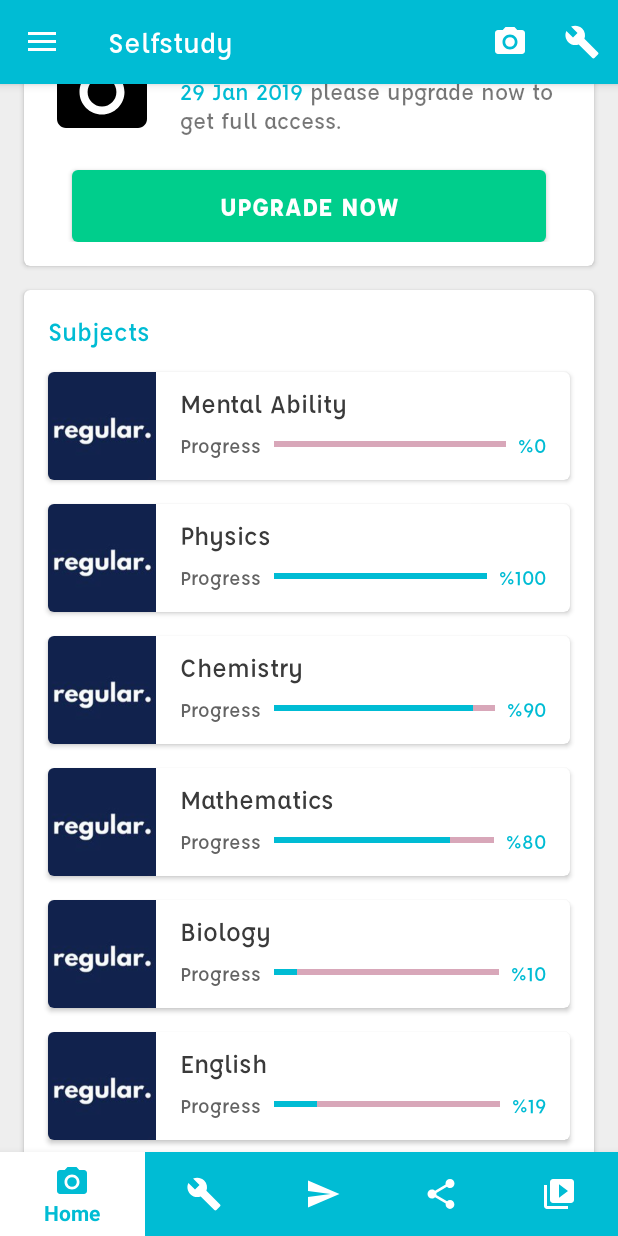
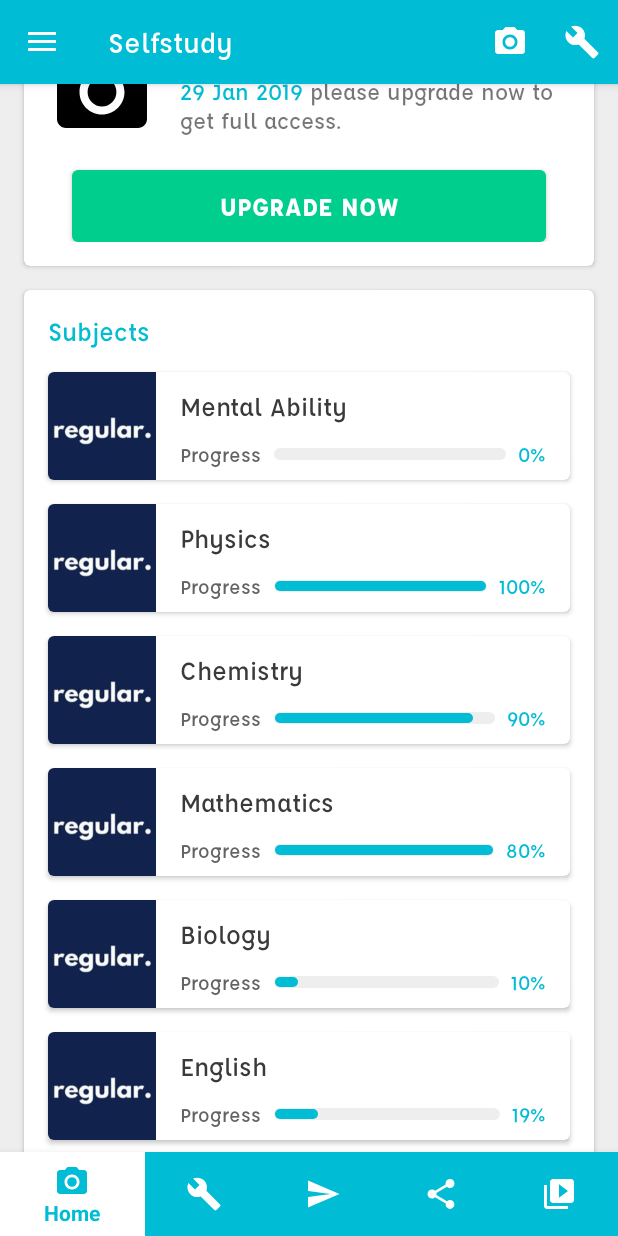
Before and after one commit to inaseem/Unmatched, an Android app: the screen it shows after launch (MainActivity), on a phone screen of 412 x 824 dp. Run offline under Robolectric (Android 15) with nearby library versions, the phone set to English and light mode, and no system bars.

Commit message:
ProgressBar Changes

```diff
--- a/app/src/main/java/ali/naseem/unmatched/MainActivity.java
+++ b/app/src/main/java/ali/naseem/unmatched/MainActivity.java
@@ -1,6 +1,5 @@
 package ali.naseem.unmatched;
 
-import android.graphics.Color;
 import android.os.Bundle;
 import android.support.annotation.NonNull;
 import android.support.design.widget.BottomNavigationView;
--- a/app/src/main/java/ali/naseem/unmatched/adapters/SubjectsAdapter.java
+++ b/app/src/main/java/ali/naseem/unmatched/adapters/SubjectsAdapter.java
@@ -35,7 +35,7 @@ public class SubjectsAdapter extends RecyclerView.Adapter<SubjectsAdapter.ViewHo
     public void onBindViewHolder(@NonNull ViewHolder holder, int i) {
         Subject subject=subjects.get(i);
         holder.name.setText(subject.getName());
-        holder.percentage.setText(String.format(Locale.getDefault(),"%%%d",subject.getProgress()));
+        holder.percentage.setText(String.format(Locale.getDefault(),"%d%%",subject.getProgress()));
         holder.progressBar.setProgress(subject.getProgress());
     }
 
--- /dev/null
+++ b/app/src/main/res/drawable/progress_drawable.xml
@@ -0,0 +1,23 @@
+<?xml version="1.0" encoding="utf-8"?>
+<layer-list xmlns:android="http://schemas.android.com/apk/res/android">
+    <item android:id="@android:id/background">
+        <shape>
+            <corners android:radius="8dp"/>
+            <solid android:color="@color/colorBack"/>
+        </shape>
+    </item>
+
+    <item android:id="@android:id/progress"
+        android:top="1dp"
+        android:bottom="1dp"
+        android:left="1dp"
+        android:right="1dp">
+
+        <scale android:scaleWidth="100%">
+            <shape>
+                <corners android:radius="8dp"/>
+                <solid android:color="@color/colorPrimary"/>
+            </shape>
+        </scale>
+    </item>
+</layer-list>
--- a/app/src/main/res/layout/subject.xml
+++ b/app/src/main/res/layout/subject.xml
@@ -39,11 +39,10 @@
                 android:text="@string/subjects" />
 
             <LinearLayout
-                android:layout_marginTop="4dp"
                 android:layout_width="match_parent"
                 android:layout_height="0dp"
                 android:layout_weight="1"
-                android:gravity="top"
+                android:gravity="center_vertical"
                 android:orientation="horizontal">
 
                 <TextView
@@ -57,13 +56,14 @@
                     android:id="@+id/progressBar"
                     style="?android:attr/progressBarStyleHorizontal"
                     android:layout_width="0dp"
-                    android:layout_height="wrap_content"
+                    android:layout_height="8dp"
                     android:layout_marginLeft="8dp"
                     android:layout_marginRight="8dp"
                     android:layout_weight="1"
+                    android:progressDrawable="@drawable/progress_drawable"
                     android:indeterminate="false"
                     android:max="100"
-                    android:progress="90"
+                    android:progress="80"
                     android:progressTint="@color/colorPrimary"
                     android:secondaryProgress="100" />
 
```
